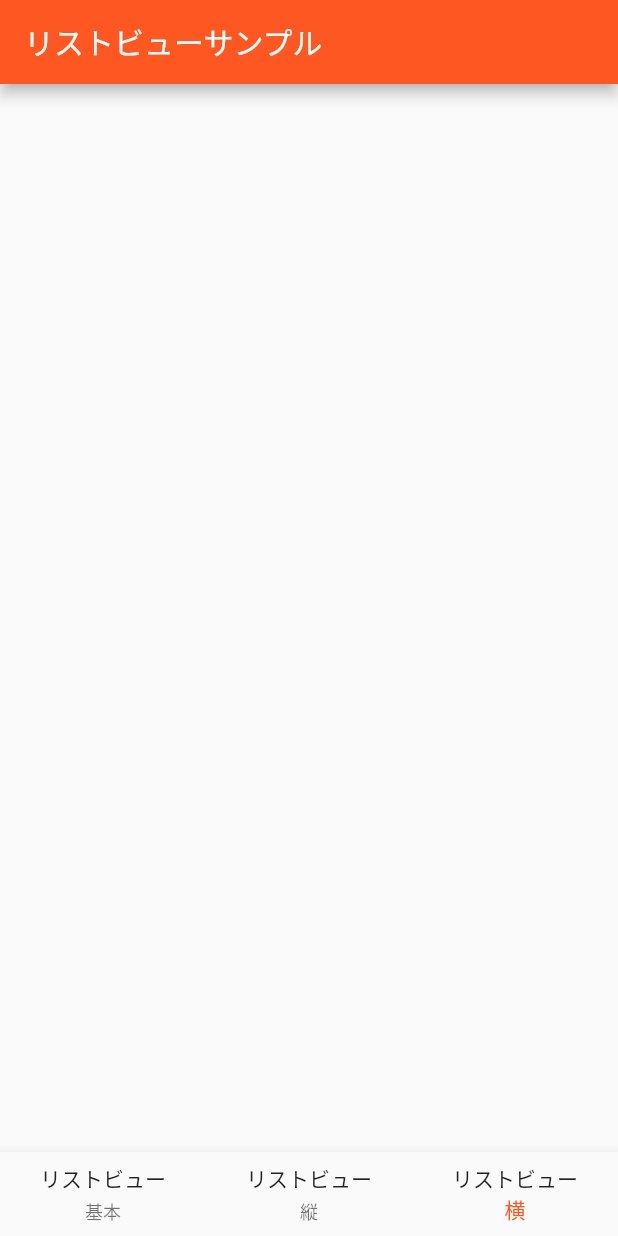
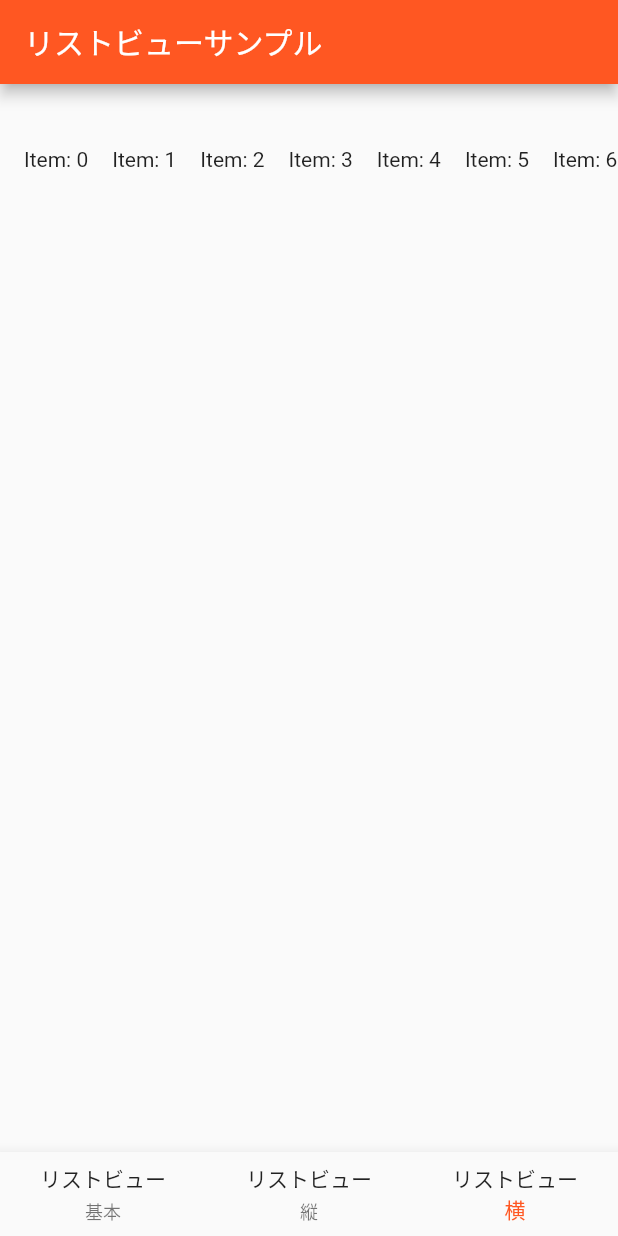
Before and after one commit to Channelsu/listview_deepdive, a Flutter app: the screen it shows after launch, item 3 of the bottom bar chosen, on a phone screen of 412 x 824 dp. Run offline on Flutter 3.47's test engine with Material 2 defaults, Android fonts, the phone set to English and light mode, and no system bars.

Commit message:
横スクロール可能なリストビュー追加

```diff
--- a/lib/main.dart
+++ b/lib/main.dart
@@ -65,7 +65,7 @@ class _MainPageState extends State<MainPage> {
     } else if (currentIndex == 1) {
       return buildVerticalListView();
     } else if (currentIndex == 2) {
-      return Container();
+      return buildHorizontalListView();
     } else {
       return Container();
     }
@@ -101,12 +101,32 @@ class _MainPageState extends State<MainPage> {
     ],
   );
 
-  Widget buildVerticalListView() => ListView.builder(
+  Widget buildVerticalListView() => ListView.separated(
+    separatorBuilder: (context, index) => Divider(color: Colors.black,),
     itemCount: items.length,
     itemBuilder: (context, index) {
       final item = items[index];
-      return Text(item);
+      return ListTile(
+        title: Text(item),
+      );
     },
+  );
 
+  Widget buildHorizontalListView() => Container(
+    height: 100,
+    child: ListView.separated(
+      padding: EdgeInsets.all(16),
+      scrollDirection: Axis.horizontal,
+      separatorBuilder: (context, index) => Divider(),
+      itemCount: items.length,
+      itemBuilder: (BuildContext context, int index) {
+        final item = items[index];
+        return Container(
+          alignment: Alignment.center,
+          margin: EdgeInsets.only(right: 16),
+          child: Text(item),
+        );
+     },
+    ),
   );
 }
```
